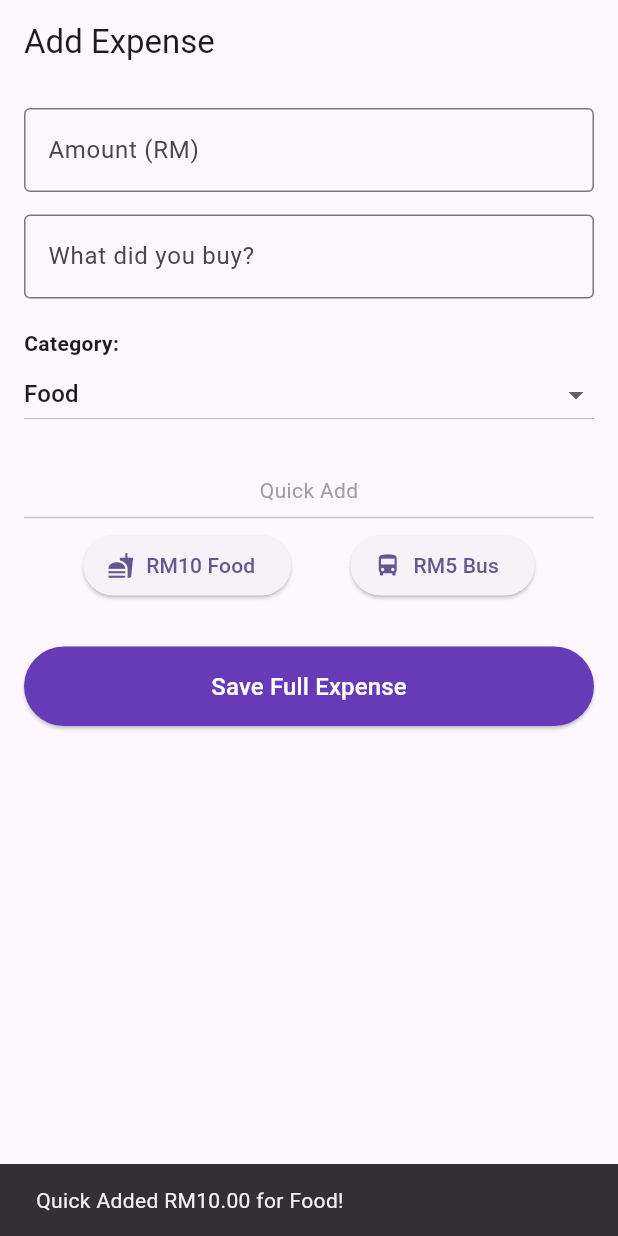
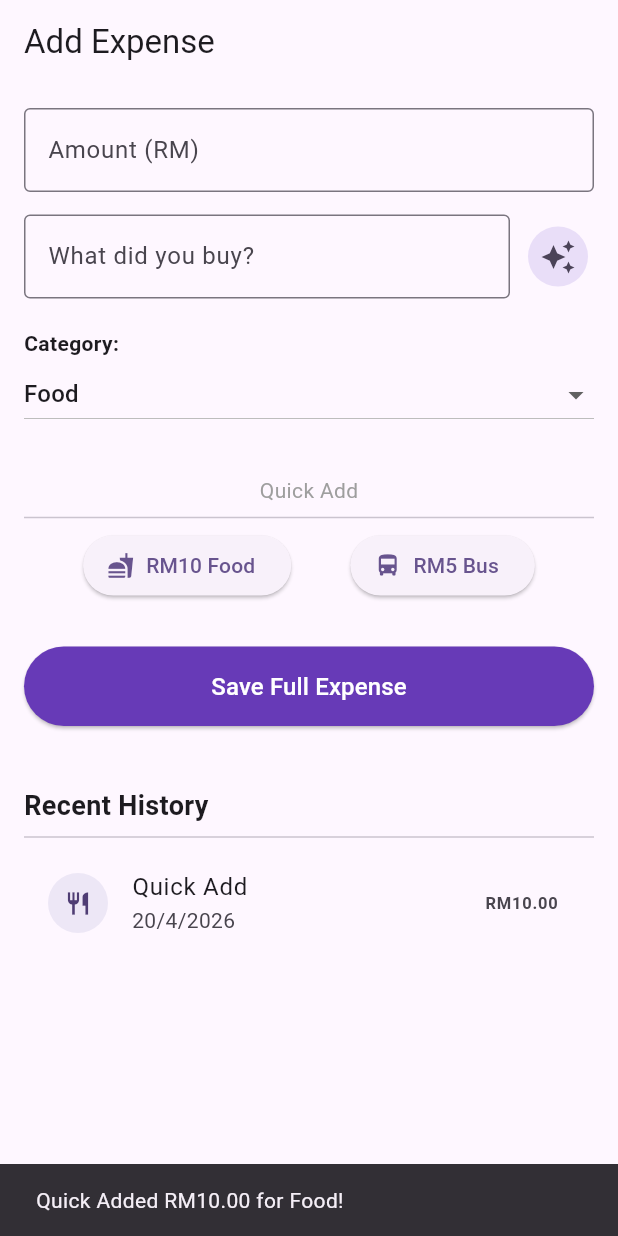
Before and after one commit to MuhdFariq/ai_spending_decision_assistant, a Flutter app: the screen it shows after launch, after a tap on "RM10 Food", on a phone screen of 412 x 824 dp. Run offline on Flutter 3.47's test engine with Material 3 defaults, Android fonts, the light colour scheme and no system bars; our stand-ins replace cloud_firestore, firebase_analytics, firebase_auth, firebase_core, flutter_dotenv; accounts and stored records are empty; generated files the repository leaves out were written again.

Commit message:
add recent expense and delete functionality. predict category half done since no ai key

```diff
--- a/lib/screens/add_expense_screen.dart
+++ b/lib/screens/add_expense_screen.dart
@@ -1,6 +1,7 @@
 import 'package:flutter/material.dart';
 import '../models/expenses.dart';
 import '../services/firestore_service.dart';
+import '../services/ai_service.dart';
 
 class AddExpenseScreen extends StatefulWidget {
   const AddExpenseScreen({super.key});
@@ -12,11 +13,37 @@ class AddExpenseScreen extends StatefulWidget {
 class _AddExpenseScreenState extends State<AddExpenseScreen> {
   final TextEditingController _amountController = TextEditingController();
   final TextEditingController _noteController = TextEditingController();
+  final AiService _aiService = AiService();
+
   String _selectedCategory = 'Food';
+  bool _isPredicting = false;
 
   final List<String> _categories = ['Food', 'Transport', 'Shopping', 'Bills', 'Others'];
 
-  // This is the standard save function
+  void _predictCategory() async {
+    final note = _noteController.text;
+    if (note.isEmpty) return;
+
+    setState(() => _isPredicting = true);
+
+    try {
+      final predicted = await _aiService.getAiResponse(
+        "Categorize this expense: '$note'. Reply with ONLY the category name from this list: Food, Transport, Shopping, Bills, Others."
+      );
+
+      final cleanResult = predicted.trim().replaceAll('.', '');
+      if (_categories.contains(cleanResult)) {
+        setState(() {
+          _selectedCategory = cleanResult;
+        });
+      }
+    } catch (e) {
+      debugPrint("AI Error: $e");
+    } finally {
+      setState(() => _isPredicting = false);
+    }
+  }
+
   void _saveExpense() {
     final double? amount = double.tryParse(_amountController.text);
     final String note = _noteController.text;
@@ -39,7 +66,6 @@ class _AddExpenseScreenState extends State<AddExpenseScreen> {
     }
   }
 
-  // This is the new Quick Add function
   void _quickAdd(double amount, String category) {
     final newExpense = Expense(
       amount: amount,
@@ -61,7 +87,7 @@ class _AddExpenseScreenState extends State<AddExpenseScreen> {
       appBar: AppBar(title: const Text('Add Expense')),
       body: Padding(
         padding: const EdgeInsets.all(16.0),
-        child: SingleChildScrollView( // Added scroll just in case keyboard blocks the screen
+        child: SingleChildScrollView(
           child: Column(
             crossAxisAlignment: CrossAxisAlignment.stretch,
             children: [
@@ -70,17 +96,34 @@ class _AddExpenseScreenState extends State<AddExpenseScreen> {
                 decoration: const InputDecoration(
                   labelText: 'Amount (RM)',
                   border: OutlineInputBorder(),
+                  prefixText: 'RM ',
                 ),
                 keyboardType: TextInputType.number,
               ),
               const SizedBox(height: 15),
-              TextField(
-                controller: _noteController,
-                decoration: const InputDecoration(
-                  labelText: 'What did you buy?',
-                  border: OutlineInputBorder(),
-                ),
+
+              Row(
+                children: [
+                  Expanded(
+                    child: TextField(
+                      controller: _noteController,
+                      decoration: const InputDecoration(
+                        labelText: 'What did you buy?',
+                        border: OutlineInputBorder(),
+                      ),
+                    ),
+                  ),
+                  const SizedBox(width: 8),
+                  IconButton.filledTonal(
+                    onPressed: _isPredicting ? null : _predictCategory,
+                    icon: _isPredicting
+                      ? const SizedBox(width: 20, height: 20, child: CircularProgressIndicator(strokeWidth: 2))
+                      : const Icon(Icons.auto_awesome),
+                    tooltip: "Auto-Categorize",
+                  ),
+                ],
               ),
+
               const SizedBox(height: 20),
               const Text("Category:", style: TextStyle(fontWeight: FontWeight.bold)),
               DropdownButton<String>(
@@ -100,7 +143,6 @@ class _AddExpenseScreenState extends State<AddExpenseScreen> {
               ),
               const SizedBox(height: 30),
 
-              // --- QUICK ADD SECTION ---
               const Center(child: Text("Quick Add", style: TextStyle(color: Colors.grey))),
               const Divider(),
               Row(
@@ -120,7 +162,6 @@ class _AddExpenseScreenState extends State<AddExpenseScreen> {
               ),
               const SizedBox(height: 30),
 
-              // --- MAIN SAVE BUTTON ---
               ElevatedButton(
                 onPressed: _saveExpense,
                 style: ElevatedButton.styleFrom(
@@ -130,10 +171,88 @@ class _AddExpenseScreenState extends State<AddExpenseScreen> {
                 ),
                 child: const Text('Save Full Expense', style: TextStyle(fontSize: 16)),
               ),
+
+              // --- NEW HISTORY SECTION START ---
+              const SizedBox(height: 40),
+              const Text("Recent History", style: TextStyle(fontSize: 18, fontWeight: FontWeight.bold)),
+              const Divider(),
+              StreamBuilder<List<Expense>>(
+                stream: FirestoreService.getExpenses(),
+                builder: (context, snapshot) {
+                  if (snapshot.connectionState == ConnectionState.waiting) {
+                    return const Center(child: CircularProgressIndicator());
+                  }
+                  if (!snapshot.hasData || snapshot.data!.isEmpty) {
+                    return const Padding(
+                      padding: EdgeInsets.all(20.0),
+                      child: Center(child: Text("No expenses yet. Add one above!")),
+                    );
+                  }
+
+                  final expenses = snapshot.data!;
+                  return ListView.builder(
+                    shrinkWrap: true, // Allows ListView to live inside SingleChildScrollView
+                    physics: const NeverScrollableScrollPhysics(), // Scroll is handled by the parent
+                    itemCount: expenses.length > 5 ? 5 : expenses.length, // Show latest 5
+                    itemBuilder: (context, index) {
+                      final item = expenses[index];
+                      return ListTile(
+                        leading: CircleAvatar(
+                          backgroundColor: Colors.deepPurple.shade50,
+                          child: Icon(_getCategoryIcon(item.category), size: 18),
+                        ),
+                        title: Text(item.note),
+                        subtitle: Text("${item.date.day}/${item.date.month}/${item.date.year}"),
+                        trailing: Text(
+                          "RM${item.amount.toStringAsFixed(2)}",
+                          style: const TextStyle(fontWeight: FontWeight.bold),
+                        ),
+                        onLongPress: () {
+                          // Bonus: Delete on long press
+                          _showDeleteDialog(item.id!, item.note);
+                        },
+                      );
+                    },
+                  );
+                },
+              ),
+              // --- NEW HISTORY SECTION END ---
             ],
           ),
         ),
       ),
     );
   }
+
+  // Helper to make the list look pretty with icons
+  IconData _getCategoryIcon(String category) {
+    switch (category) {
+      case 'Food': return Icons.restaurant;
+      case 'Transport': return Icons.directions_car;
+      case 'Shopping': return Icons.shopping_bag;
+      case 'Bills': return Icons.receipt_long;
+      default: return Icons.category;
+    }
+  }
+
+  // Helper for deleting entries
+  void _showDeleteDialog(String id, String note) {
+    showDialog(
+      context: context,
+      builder: (context) => AlertDialog(
+        title: const Text("Delete Expense?"),
+        content: Text("Are you sure you want to delete '$note'?"),
+        actions: [
+          TextButton(onPressed: () => Navigator.pop(context), child: const Text("Cancel")),
+          TextButton(
+            onPressed: () {
+              FirestoreService.deleteExpense(id);
+              Navigator.pop(context);
+            },
+            child: const Text("Delete", style: TextStyle(color: Colors.red))
+          ),
+        ],
+      ),
+    );
+  }
 }
--- a/lib/services/firestore_service.dart
+++ b/lib/services/firestore_service.dart
@@ -38,4 +38,8 @@ class FirestoreService {
     }
     return total;
   }
+
+  static Future<void> deleteExpense(String id) async {
+    await _firestore.collection('expenses').doc(id).delete();
+  }
 }
```
Also changed, not shown: lib/services/ai_service.dart (+23 -0 lines).
